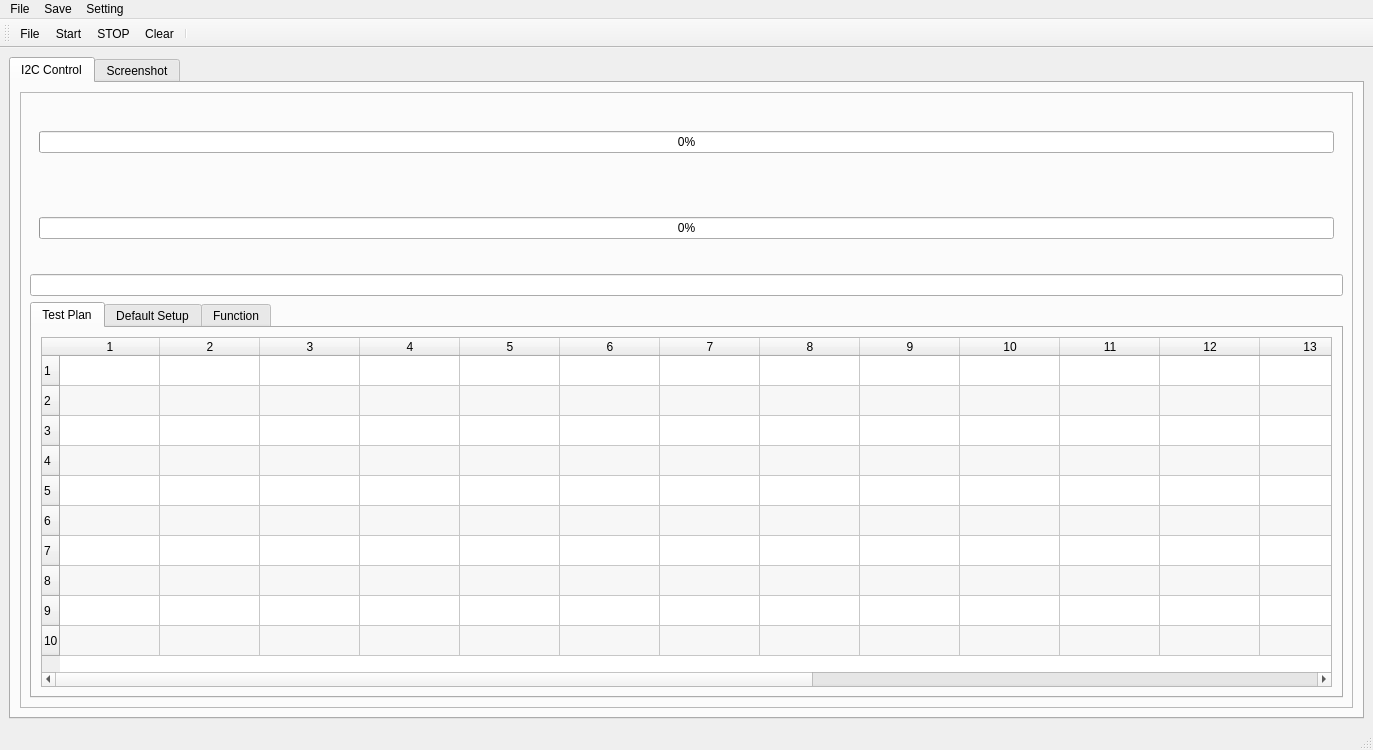
The window that main_window.ui (106368030chentairong/SPIV-I2C) describes before a commit, drawn with Qt 5.
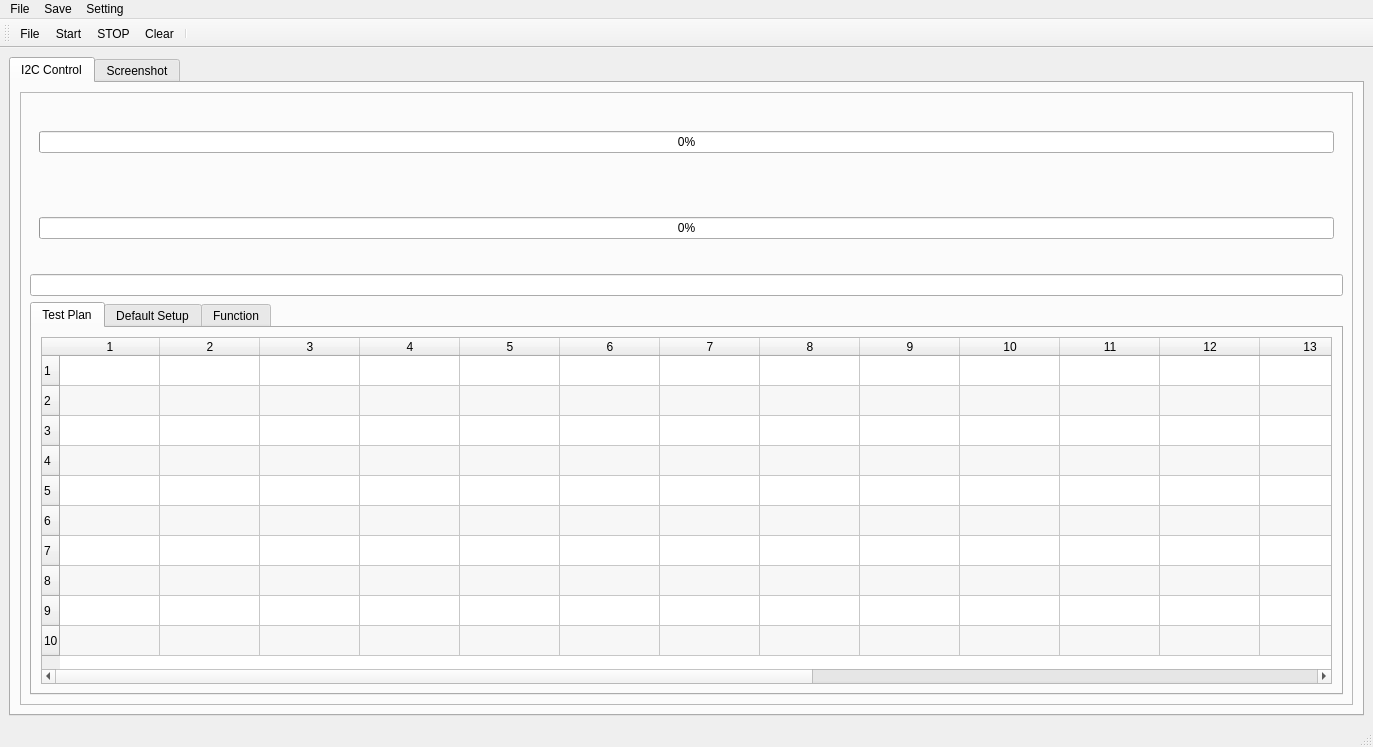
The same window after the commit. The open tabs and pages were chosen to show the change. Custom widgets are drawn as their Qt base class.

What changed in the file:
```diff
--- a/main_window.ui
+++ b/main_window.ui
@@ -7,7 +7,7 @@
     <x>0</x>
     <y>0</y>
     <width>1373</width>
-    <height>750</height>
+    <height>747</height>
    </rect>
   </property>
   <property name="contextMenuPolicy">
```
Left out of the diff: 2 changed lines with no effect on the pictures.
